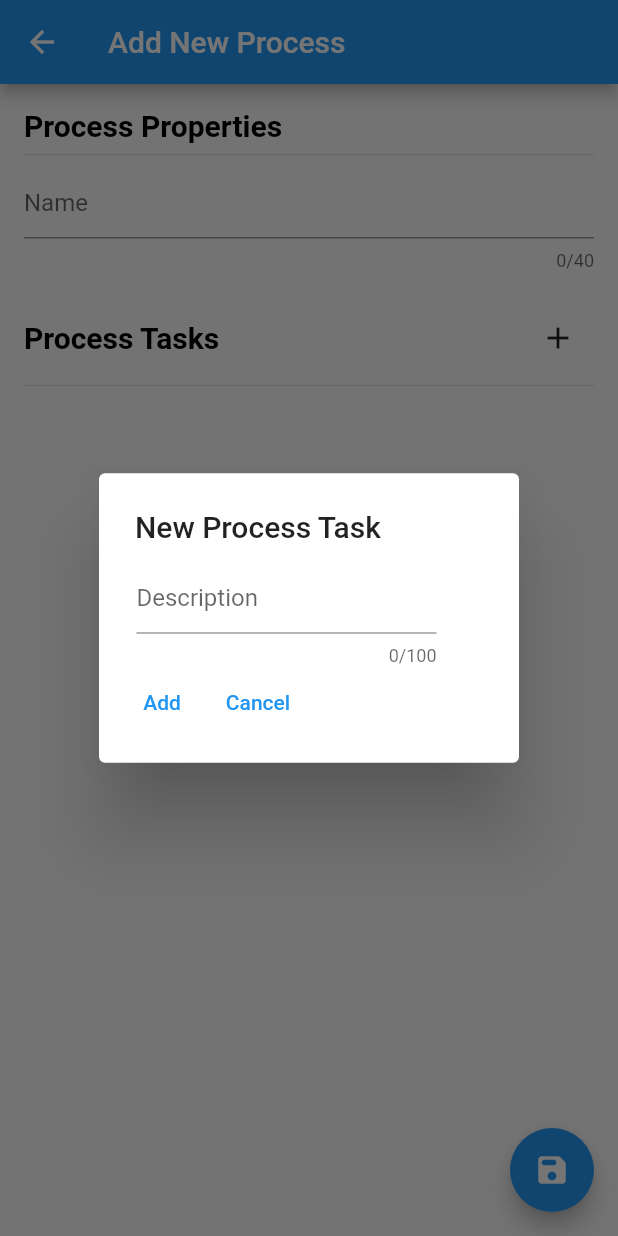
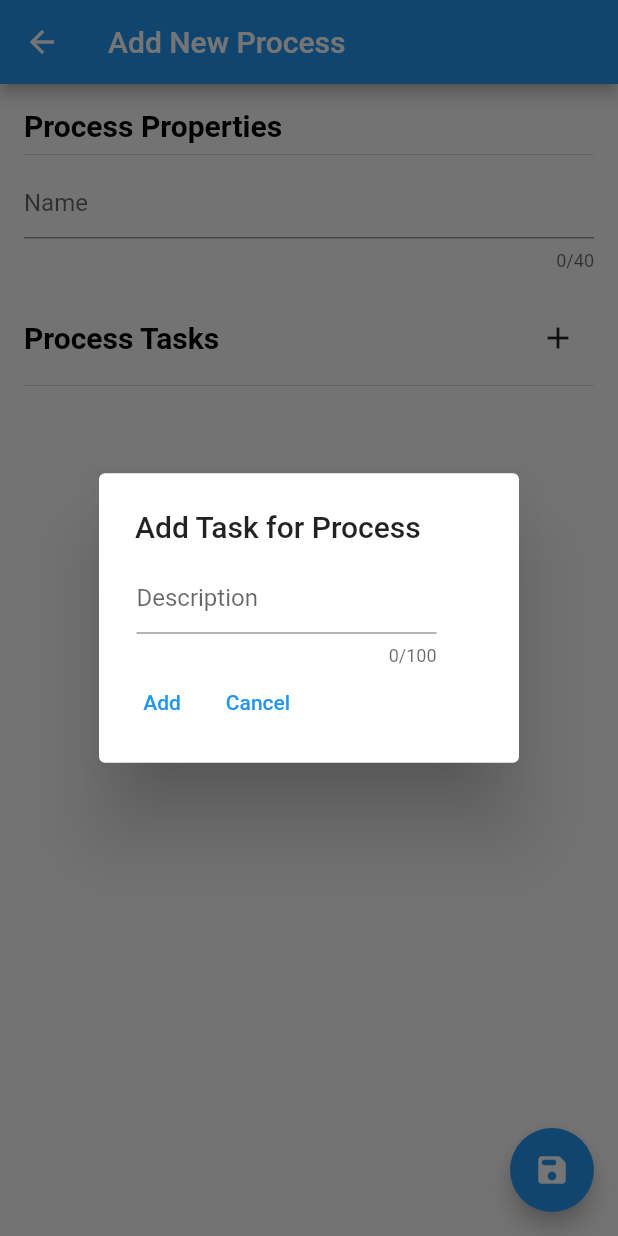
Before and after one commit to awesomedev43/myprocess, a Flutter app: the ProcessTemplateForm screen opened by its route, after a tap on the "add" icon, on a phone screen of 412 x 824 dp. Run offline on Flutter 3.47's test engine with Material 2 defaults, Android fonts, the phone set to English and light mode, and no system bars; our stand-ins replace flutter_hooks, freezed_annotation, hooks_riverpod.

Commit message:
Refactor Add Task Dialog

```diff
--- /dev/null
+++ b/lib/add_task_dialog.dart
@@ -0,0 +1,87 @@
+import 'package:flutter/material.dart';
+
+import 'model/model.dart';
+
+class AddTaskDialog extends StatefulWidget {
+  const AddTaskDialog({super.key, required this.tasks});
+
+  final ValueNotifier<List<Task>> tasks;
+
+  @override
+  State<AddTaskDialog> createState() => _AddTaskDialogState();
+}
+
+class _AddTaskDialogState extends State<AddTaskDialog> {
+  final descriptionController = TextEditingController();
+
+  @override
+  Widget build(BuildContext context) {
+    final formKey = GlobalKey<FormState>();
+    return SimpleDialog(
+      title: const Text("Add Task for Process"),
+      children: [
+        Form(
+            key: formKey,
+            child: Column(
+              children: [
+                Row(
+                  children: [
+                    const Padding(padding: EdgeInsets.only(left: 25.0)),
+                    Align(
+                        alignment: Alignment.centerLeft,
+                        child: SizedBox(
+                            width: 200,
+                            child: TextFormField(
+                              validator: (value) {
+                                if (value == null ||
+                                    value.isEmpty ||
+                                    value.trim().isEmpty) {
+                                  return 'Please enter a valid task name';
+                                }
+                                return null;
+                              },
+                              maxLength: 100,
+                              decoration: const InputDecoration(
+                                  hintText: "Description"),
+                              controller: descriptionController,
+                            )))
+                  ],
+                ),
+                Row(
+                  children: [
+                    const Padding(padding: EdgeInsets.all(5)),
+                    TextButton(
+                      style: TextButton.styleFrom(
+                        textStyle: Theme.of(context).textTheme.labelLarge,
+                      ),
+                      child: const Text('Add'),
+                      onPressed: () {
+                        if (!formKey.currentState!.validate()) {
+                          return;
+                        }
+                        widget.tasks.value = [
+                          ...widget.tasks.value,
+                          Task(description: descriptionController.text.trim())
+                        ];
+                        descriptionController.clear();
+                        Navigator.of(context).pop();
+                      },
+                    ),
+                    TextButton(
+                      style: TextButton.styleFrom(
+                        textStyle: Theme.of(context).textTheme.labelLarge,
+                      ),
+                      child: const Text('Cancel'),
+                      onPressed: () {
+                        descriptionController.clear();
+                        Navigator.of(context).pop();
+                      },
+                    ),
+                  ],
+                )
+              ],
+            ))
+      ],
+    );
+  }
+}
--- a/lib/process_template_form.dart
+++ b/lib/process_template_form.dart
@@ -3,6 +3,8 @@ import 'package:hooks_riverpod/hooks_riverpod.dart';
 import 'package:flutter_hooks/flutter_hooks.dart';
 import 'package:myprocess/model/model.dart';
 import 'package:uuid/uuid.dart';
+
+import 'add_task_dialog.dart';
 
 class ProcessTemplateForm extends StatefulHookConsumerWidget {
   const ProcessTemplateForm({super.key});
@@ -111,58 +113,7 @@ class _ProcessTemplateFormState extends ConsumerState<ProcessTemplateForm> {
     return showDialog<void>(
       context: context,
       builder: (BuildContext context) {
-        return SimpleDialog(
-          title: const Text('New Process Task'),
-          children: <Widget>[
-            Row(
-              children: [
-                const Padding(padding: EdgeInsets.only(left: 25.0)),
-                Align(
-                    alignment: Alignment.centerLeft,
-                    child: SizedBox(
-                        width: 200,
-                        child: TextField(
-                          maxLength: 100,
-                          decoration:
-                              const InputDecoration(hintText: "Description"),
-                          controller: taskController,
-                        )))
-              ],
-            ),
-            Row(
-              children: [
-                const Padding(padding: EdgeInsets.all(5)),
-                TextButton(
-                  style: TextButton.styleFrom(
-                    textStyle: Theme.of(context).textTheme.labelLarge,
-                  ),
-                  child: const Text('Add'),
-                  onPressed: () {
-                    if (taskController.text.trim().isEmpty) {
-                      return;
-                    }
-                    tasks.value = [
-                      ...tasks.value,
-                      Task(description: taskController.text.trim())
-                    ];
-                    taskController.clear();
-                    Navigator.of(context).pop();
-                  },
-                ),
-                TextButton(
-                  style: TextButton.styleFrom(
-                    textStyle: Theme.of(context).textTheme.labelLarge,
-                  ),
-                  child: const Text('Cancel'),
-                  onPressed: () {
-                    taskController.clear();
-                    Navigator.of(context).pop();
-                  },
-                ),
-              ],
-            ),
-          ],
-        );
+        return AddTaskDialog(tasks: tasks);
       },
     );
   }
```
